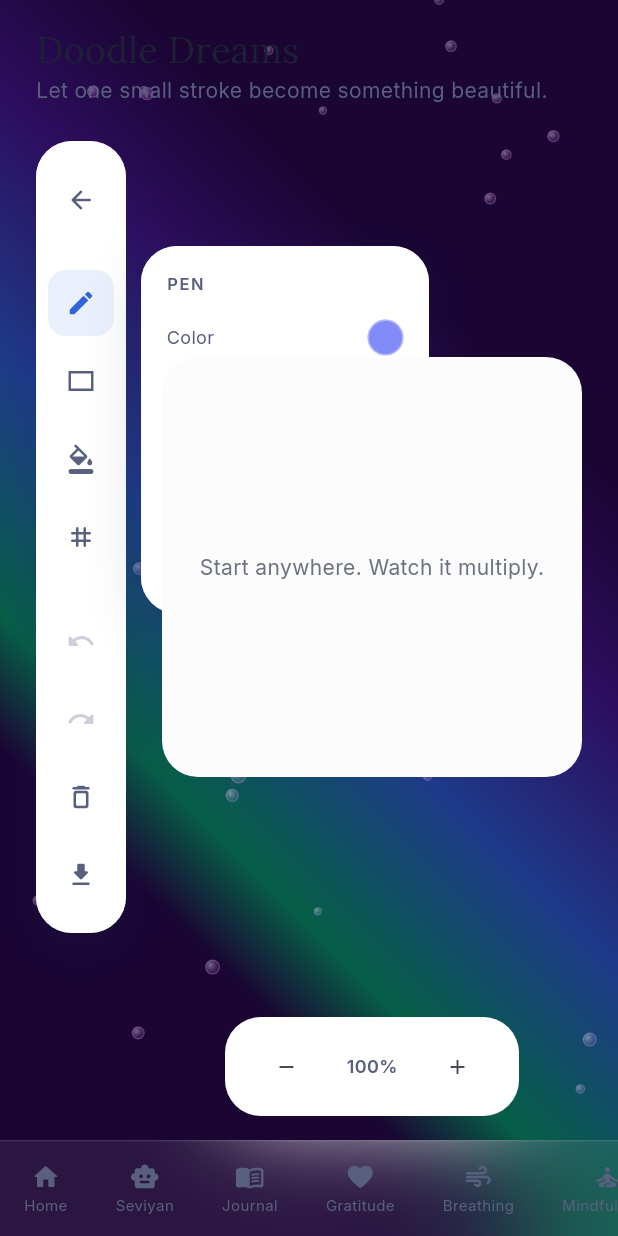
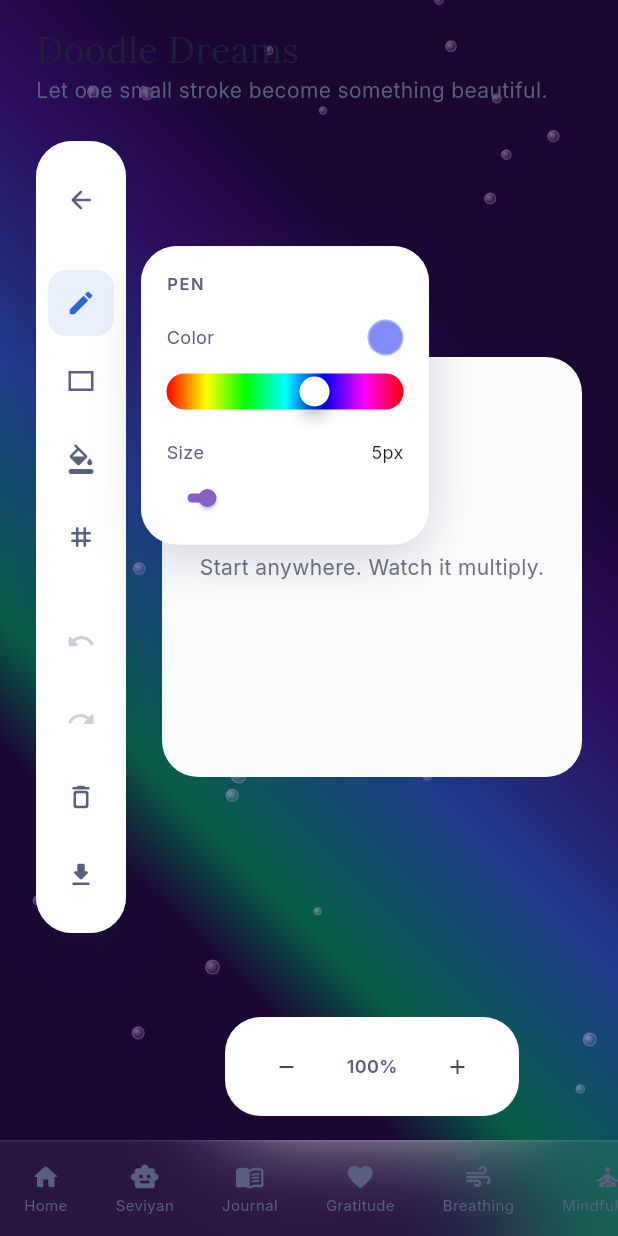
Before and after one commit to Tulirgal/ZenU-app, a Flutter app: the DoodleScreen screen opened by its route, on a phone screen of 412 x 824 dp. Run offline on Flutter 3.47's test engine with Material 3 defaults, Android fonts, the phone set to English and light mode, and no system bars; our stand-ins replace audioplayers, cookie_jar, dio, dio_cookie_manager, flutter_animate, go_router and 3 more; accounts and stored records are empty; network calls fail.

Commit message:
fix: resolve canvas z-index overlap and add gradient hue slider

```diff
--- a/lib/features/doodle/doodle_screen.dart
+++ b/lib/features/doodle/doodle_screen.dart
@@ -76,31 +76,12 @@ class _DoodleScreenState extends State<DoodleScreen> {
 
                 // Main Workspace
                 Expanded(
-                  child: Row(
-                    crossAxisAlignment: CrossAxisAlignment.start,
+                  child: Stack(
                     children: [
-                      // Sidebar
-                      DoodleToolkit(
-                        currentTool: _tool,
-                        currentColor: _color,
-                        brushSize: _brushSize,
-                        eraserSize: _eraserSize,
-                        showGuides: _showGuides,
-                        canUndo: _controller.canUndo,
-                        canRedo: _controller.canRedo,
-                        onToolChange: (t) => setState(() => _tool = t),
-                        onColorChange: (c) => setState(() => _color = c),
-                        onBrushSizeChange: (s) => setState(() => _brushSize = s),
-                        onEraserSizeChange: (s) => setState(() => _eraserSize = s),
-                        onToggleGuides: () => setState(() => _showGuides = !_showGuides),
-                        onUndo: () => _controller.undo(),
-                        onRedo: () => _controller.redo(),
-                        onClear: () => _controller.clear(),
-                        onSave: _handleSave,
-                      ),
-                      const SizedBox(width: 24),
-                      // Canvas Area
-                      Expanded(
+                      // Canvas Area (Base)
+                      Positioned.fill(
+                        child: Padding(
+                          padding: const EdgeInsets.only(left: 84), // 60 sidebar + 24 spacing
                           child: Column(
                             children: [
                               Expanded(
@@ -165,6 +146,32 @@ class _DoodleScreenState extends State<DoodleScreen> {
                             ],
                           ),
                         ),
+                      ),
+
+                      // Sidebar (Top)
+                      Positioned(
+                        top: 0,
+                        bottom: 0,
+                        left: 0,
+                        child: DoodleToolkit(
+                          currentTool: _tool,
+                          currentColor: _color,
+                          brushSize: _brushSize,
+                          eraserSize: _eraserSize,
+                          showGuides: _showGuides,
+                          canUndo: _controller.canUndo,
+                          canRedo: _controller.canRedo,
+                          onToolChange: (t) => setState(() => _tool = t),
+                          onColorChange: (c) => setState(() => _color = c),
+                          onBrushSizeChange: (s) => setState(() => _brushSize = s),
+                          onEraserSizeChange: (s) => setState(() => _eraserSize = s),
+                          onToggleGuides: () => setState(() => _showGuides = !_showGuides),
+                          onUndo: () => _controller.undo(),
+                          onRedo: () => _controller.redo(),
+                          onClear: () => _controller.clear(),
+                          onSave: _handleSave,
+                        ),
+                      ),
                     ],
                   ),
                 ),
--- a/lib/features/doodle/widgets/doodle_toolkit.dart
+++ b/lib/features/doodle/widgets/doodle_toolkit.dart
@@ -306,27 +306,40 @@ class _DoodleToolkitState extends State<DoodleToolkit> {
                       ],
                     ),
                     const SizedBox(height: 12),
-                    Wrap(
-                      spacing: 6,
-                      runSpacing: 6,
-                      children: doodlePalette.map((swatch) {
-                        final isActive = widget.currentColor == swatch.color;
-                        return GestureDetector(
-                          onTap: () => widget.onColorChange(swatch.color),
-                          child: Container(
-                            width: 34,
-                            height: 32,
-                            decoration: BoxDecoration(
-                              color: swatch.color,
-                              borderRadius: BorderRadius.circular(8),
-                              border: Border.all(
-                                color: isActive ? ZenTokens.zenSecondary : ZenTokens.zenBorderSoft.withValues(alpha: 0.8),
-                                width: isActive ? 2 : 1,
-                              ),
-                            ),
-                          ),
-                        );
-                      }).toList(),
+                    Container(
+                      height: 24,
+                      decoration: BoxDecoration(
+                        borderRadius: BorderRadius.circular(12),
+                        gradient: const LinearGradient(
+                          colors: [
+                            Color(0xFFFF0000), // Red
+                            Color(0xFFFFFF00), // Yellow
+                            Color(0xFF00FF00), // Green
+                            Color(0xFF00FFFF), // Cyan
+                            Color(0xFF0000FF), // Blue
+                            Color(0xFFFF00FF), // Magenta
+                            Color(0xFFFF0000), // Red
+                          ],
+                        ),
+                      ),
+                      child: SliderTheme(
+                        data: SliderThemeData(
+                          trackHeight: 24,
+                          activeTrackColor: Colors.transparent,
+                          inactiveTrackColor: Colors.transparent,
+                          thumbShape: const RoundSliderThumbShape(enabledThumbRadius: 10, elevation: 4),
+                          thumbColor: Colors.white,
+                          overlayShape: const RoundSliderOverlayShape(overlayRadius: 14),
+                        ),
+                        child: Slider(
+                          min: 0,
+                          max: 360,
+                          value: HSVColor.fromColor(widget.currentColor).hue,
+                          onChanged: (val) {
+                            widget.onColorChange(HSVColor.fromAHSV(1.0, val, 1.0, 1.0).toColor());
+                          },
+                        ),
+                      ),
                     ),
                     const SizedBox(height: 20),
                   ],
```
Lines whose indentation alone changed are shown as unchanged.
